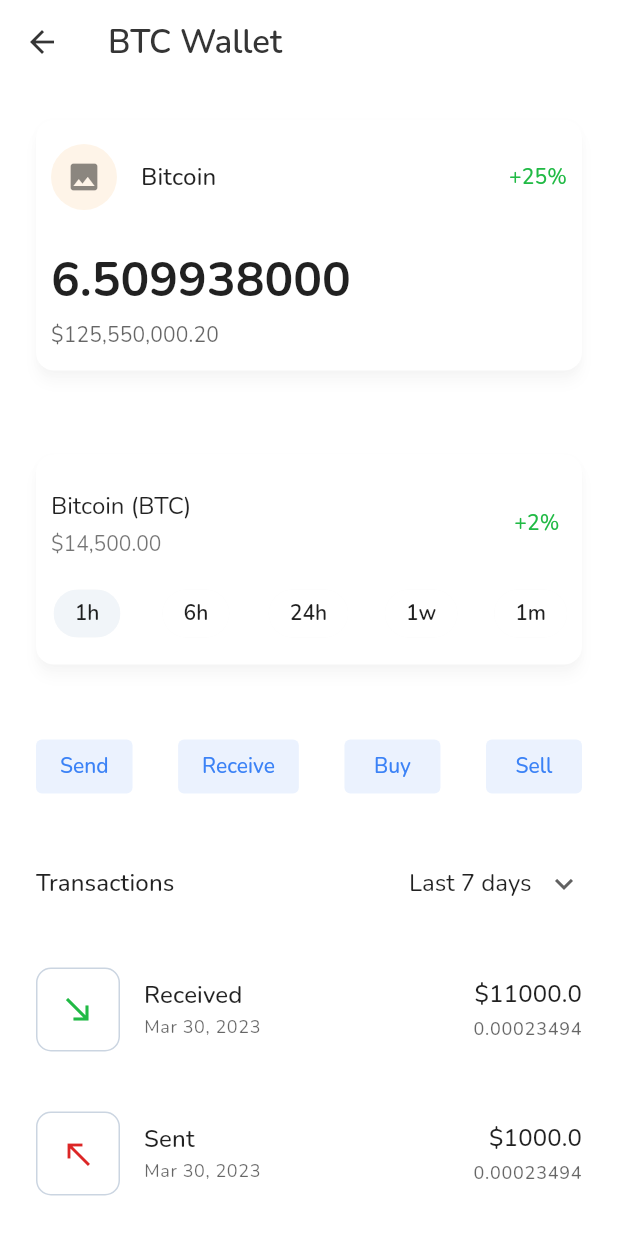
After one commit to onumengine/coinswapr, a Flutter app: the HomePage screen opened by its route, after a tap on "Bitcoin", on a phone screen of 412 x 824 dp. The commit adds this screen. Run offline on Flutter 3.47's test engine with Material 2 defaults, Android fonts, the phone set to English and light mode, and no system bars; our stand-ins replace equatable, get_it, google_fonts, otp_text_field, shared_preferences, transparent_image; accounts and stored records are empty; network calls fail.

Commit message:
build coin wallet page with chart placeholder

```diff
--- a/lib/core/navigation/routemap.dart
+++ b/lib/core/navigation/routemap.dart
@@ -2,6 +2,7 @@ import 'package:coinswapr/core/navigation/routenames.dart';
 import 'package:coinswapr/service_locator.dart';
 import 'package:coinswapr/services/notification_settings.dart';
 import 'package:coinswapr/viewmodels/notif_settings_vm.dart';
+import 'package:coinswapr/views/pages/coin_wallet.dart';
 import 'package:coinswapr/views/pages/confirm_otp.dart';
 import 'package:coinswapr/views/pages/get_started.dart';
 import 'package:coinswapr/views/pages/home.dart';
@@ -26,4 +27,5 @@ Map<String, WidgetBuilder> routeMap = {
         ),
         child: const NotificationSettings(),
       ),
+  RouteNames.coinWallet: (_) => const CoinWallet()
 };
--- a/lib/core/navigation/routenames.dart
+++ b/lib/core/navigation/routenames.dart
@@ -6,4 +6,5 @@ class RouteNames {
   static const home = "home";
   static const notifications = "notifications";
   static const notificationSettings = "notification-settings";
+  static const coinWallet = "coin-wallet";
 }
--- /dev/null
+++ b/lib/core/temp/transactions.dart
@@ -0,0 +1,70 @@
+import 'package:coinswapr/models/transaction.dart';
+
+List<Transaction> transactions = [
+  Transaction(
+    title: 'Received',
+    timestamp: DateTime(2023, 3, 30),
+    fiatAmount: 11000,
+    cryptoAmount: 0.00023494,
+    fiatSymbol: '\$',
+    cryptoSymbol: 'btc',
+    fiatCurrency: 'USD',
+    cryptoCurrency: 'Bitcoin',
+    type: TransactionType.inflow,
+  ),
+  Transaction(
+    title: 'Sent',
+    timestamp: DateTime(2023, 3, 30),
+    fiatAmount: 1000,
+    cryptoAmount: 0.00023494,
+    fiatSymbol: '\$',
+    cryptoSymbol: 'btc',
+    fiatCurrency: 'USD',
+    cryptoCurrency: 'Bitcoin',
+    type: TransactionType.outflow,
+  ),
+  Transaction(
+    title: 'Received',
+    timestamp: DateTime(2023, 3, 30),
+    fiatAmount: 11000,
+    cryptoAmount: 0.00023494,
+    fiatSymbol: '\$',
+    cryptoSymbol: 'btc',
+    fiatCurrency: 'USD',
+    cryptoCurrency: 'Bitcoin',
+    type: TransactionType.inflow,
+  ),
+  Transaction(
+    title: 'Sent',
+    timestamp: DateTime(2023, 3, 30),
+    fiatAmount: 1000,
+    cryptoAmount: 0.00023494,
+    fiatSymbol: '\$',
+    cryptoSymbol: 'btc',
+    fiatCurrency: 'USD',
+    cryptoCurrency: 'Bitcoin',
+    type: TransactionType.outflow,
+  ),
+  Transaction(
+    title: 'Received',
+    timestamp: DateTime(2023, 3, 30),
+    fiatAmount: 11000,
+    cryptoAmount: 0.00023494,
+    fiatSymbol: '\$',
+    cryptoSymbol: 'btc',
+    fiatCurrency: 'USD',
+    cryptoCurrency: 'Bitcoin',
+    type: TransactionType.inflow,
+  ),
+  Transaction(
+    title: 'Sent',
+    timestamp: DateTime(2023, 3, 30),
+    fiatAmount: 1000,
+    cryptoAmount: 0.00023494,
+    fiatSymbol: '\$',
+    cryptoSymbol: 'btc',
+    fiatCurrency: 'USD',
+    cryptoCurrency: 'Bitcoin',
+    type: TransactionType.outflow,
+  ),
+];
--- a/lib/core/theming/color_palette.dart
+++ b/lib/core/theming/color_palette.dart
@@ -35,4 +35,5 @@ class ColorPalette {
   static const blackText = Color(0xFF1E293B);
   static const cardShadow = Color(0x04000000);
   static const greenButtonSecondary = Color(0xFF009688);
+  static const greyTileIconBorder = Color(0xFFCBD5E1);
 }
--- /dev/null
+++ b/lib/core/utilities/globals.dart
@@ -0,0 +1,3 @@
+const double kCoinswaprPadding = 24;
+const double kPaddingTen = 10;
+const double kBorderRadiusTwelve = 12;
--- a/lib/main.dart
+++ b/lib/main.dart
@@ -3,6 +3,7 @@ import 'package:coinswapr/core/theming/color_palette.dart';
 import 'package:coinswapr/service_locator.dart';
 import 'package:coinswapr/views/pages/splash.dart';
 import 'package:flutter/material.dart';
+import 'package:google_fonts/google_fonts.dart';
 
 void main() {
   WidgetsFlutterBinding.ensureInitialized();
@@ -21,6 +22,18 @@ class MyApp extends StatelessWidget {
       theme: ThemeData(
         primarySwatch: Colors.blue,
         scaffoldBackgroundColor: ColorPalette.primaryWhite,
+        fontFamily: GoogleFonts.nunito().fontFamily,
+        textTheme: TextTheme(
+          caption: GoogleFonts.poppins(),
+        ),
+        appBarTheme: AppBarTheme(
+          titleTextStyle: TextStyle(
+            fontWeight: FontWeight.w600,
+            color: ColorPalette.appbarText,
+            fontSize: 22,
+            fontFamily: GoogleFonts.nunito().fontFamily,
+          ),
+        ),
       ),
       home: const SplashScreen(),
       routes: routeMap,
--- /dev/null
+++ b/lib/models/coin_symbol_route_arg.dart
@@ -0,0 +1,11 @@
+import 'package:equatable/equatable.dart';
+
+class CoinSymbolRouteArg extends Equatable {
+  final String name;
+  final String symbol;
+
+  const CoinSymbolRouteArg({ required this.name, required this.symbol });
+
+  @override
+  List<Object?> get props => [name, symbol];
+}
--- /dev/null
+++ b/lib/models/transaction.dart
@@ -0,0 +1,39 @@
+import 'package:equatable/equatable.dart';
+
+enum TransactionType {
+  inflow,
+  outflow,
+}
+
+class Transaction extends Equatable {
+  final String title;
+  final DateTime timestamp;
+  final double fiatAmount;
+  final double cryptoAmount;
+  final String fiatSymbol;
+  final String cryptoSymbol;
+  final String fiatCurrency;
+  final String cryptoCurrency;
+  final TransactionType type;
+
+  const Transaction({
+    required this.title,
+    required this.timestamp,
+    required this.fiatAmount,
+    required this.cryptoAmount,
+    required this.fiatSymbol,
+    required this.cryptoSymbol,
+    required this.fiatCurrency,
+    required this.cryptoCurrency,
+    required this.type,
+  });
+
+  @override
+  List<Object?> get props => [
+        title,
+        timestamp,
+        fiatAmount,
+        cryptoAmount,
+        type,
+      ];
+}
--- a/lib/views/components/portfolio.dart
+++ b/lib/views/components/portfolio.dart
@@ -1,5 +1,7 @@
+import 'package:coinswapr/core/navigation/routenames.dart';
 import 'package:coinswapr/core/temp/coins.dart';
 import 'package:coinswapr/core/theming/color_palette.dart';
+import 'package:coinswapr/models/coin_symbol_route_arg.dart';
 import 'package:coinswapr/views/molecules/coin_listtile.dart';
 import 'package:coinswapr/views/molecules/portfolio_summary.dart';
 import 'package:flutter/material.dart';
@@ -14,7 +16,9 @@ class Portfolio extends StatefulWidget {
 class _PortfolioState extends State<Portfolio> {
   void _showSnackbar(String message) {
     ScaffoldMessenger.of(context).showSnackBar(
-      SnackBar(content: Text(message),),
+      SnackBar(
+        content: Text(message),
+      ),
     );
   }
 
@@ -22,8 +26,11 @@ class _PortfolioState extends State<Portfolio> {
     _showSnackbar("Adding new wallet");
   }
 
-  void selectCoin(String symbol) {
-    _showSnackbar("Selected ${symbol.toUpperCase()}");
+  void selectCoin(String symbol, String name) {
+    Navigator.of(context).pushNamed(
+      RouteNames.coinWallet,
+      arguments: CoinSymbolRouteArg(name: name, symbol: symbol),
+    );
   }
 
   @override
@@ -52,9 +59,7 @@ class _PortfolioState extends State<Portfolio> {
               child: const Chip(
                 label: Text(
                   "Add New Wallet",
-                  style: TextStyle(
-                    color: ColorPalette.chipForeground
-                  ),
+                  style: TextStyle(color: ColorPalette.chipForeground),
                 ),
                 avatar: Icon(
                   Icons.add,
@@ -68,13 +73,10 @@ class _PortfolioState extends State<Portfolio> {
         ),
         ...(coins.map(
           (coin) => Padding(
-            key: UniqueKey(),
-            padding: const EdgeInsets.only(top: 20),
-            child: CoinListTile(
-              onClick: () => selectCoin(coin.symbol),
-              coin: coin
-            )
-          ),
+              key: UniqueKey(),
+              padding: const EdgeInsets.only(top: 20),
+              child: CoinListTile(
+                  onClick: () => selectCoin(coin.symbol, coin.name), coin: coin)),
         )),
       ],
     );
--- a/lib/views/components/wallet.dart
+++ b/lib/views/components/wallet.dart
@@ -1,6 +1,8 @@
+import 'package:coinswapr/core/navigation/routenames.dart';
 import 'package:coinswapr/core/temp/coins.dart';
 import 'package:coinswapr/core/theming/color_palette.dart';
 import 'package:coinswapr/models/coin.dart';
+import 'package:coinswapr/models/coin_symbol_route_arg.dart';
 import 'package:coinswapr/views/molecules/coin_listtile.dart';
 import 'package:flutter/material.dart';
 
@@ -15,14 +17,6 @@ class _WalletState extends State<Wallet> {
   final TextEditingController searchQuery = TextEditingController();
   List<Coin> shallowCopy = List.from(coins);
 
-  void _showSnackbar(String message) {
-    ScaffoldMessenger.of(context).showSnackBar(
-      SnackBar(
-        content: Text(message),
-      ),
-    );
-  }
-
   void onChangeSearchQuery(String query) {
     List<Coin> results = coins
         .where((element) =>
@@ -34,8 +28,11 @@ class _WalletState extends State<Wallet> {
     });
   }
 
-  void selectCoin(String symbol) {
-    _showSnackbar("You selected ${symbol.toUpperCase()}");
+  void selectCoin(String symbol, String name) {
+    Navigator.of(context).pushNamed(
+      RouteNames.coinWallet,
+      arguments: CoinSymbolRouteArg(symbol: symbol, name: name),
+    );
   }
 
   @override
@@ -105,7 +102,7 @@ class _WalletState extends State<Wallet> {
             key: UniqueKey(),
             padding: const EdgeInsets.only(top: 24),
             child: CoinListTile(
-              onClick: () => selectCoin(coin.symbol),
+              onClick: () => selectCoin(coin.symbol, coin.name),
               coin: coin,
             ),
           ),
--- /dev/null
+++ b/lib/views/molecules/transaction_tile.dart
@@ -0,0 +1,75 @@
+import 'package:coinswapr/core/theming/color_palette.dart';
+import 'package:coinswapr/core/utilities/format_date.dart';
+import 'package:coinswapr/models/transaction.dart';
+import 'package:flutter/material.dart';
+
+class TransactionTile extends StatelessWidget {
+  final Transaction txn;
+  final TextStyle titleStyle = const TextStyle(
+    fontSize: 16,
+    fontWeight: FontWeight.w500,
+    letterSpacing: .1,
+    color: ColorPalette.tileTitleText,
+  );
+  final TextStyle subtitleStyle = const TextStyle(
+    fontSize: 12,
+    letterSpacing: .4,
+    color: ColorPalette.tileSubtitleText,
+  );
+
+  const TransactionTile({
+    Key? key,
+    required this.txn,
+  }) : super(key: key);
+
+  @override
+  Widget build(BuildContext context) {
+    return ListTile(
+      contentPadding: EdgeInsets.zero,
+      leading: Container(
+        padding: const EdgeInsets.all(15),
+        decoration: BoxDecoration(
+          border: Border.all(color: ColorPalette.greyTileIconBorder),
+          borderRadius: BorderRadius.circular(10),
+        ),
+        child: txn.type == TransactionType.inflow
+            ? const Icon(
+                Icons.south_east,
+                color: ColorPalette.greenIcon,
+              )
+            : const Icon(
+                Icons.north_west,
+                color: ColorPalette.redIcon,
+              ),
+      ),
+      title: Text(
+        txn.title,
+        style: titleStyle,
+      ),
+      subtitle: Text(
+        formatDate(txn.timestamp),
+        style: subtitleStyle,
+      ),
+      trailing: Column(
+        crossAxisAlignment: CrossAxisAlignment.end,
+        mainAxisAlignment: MainAxisAlignment.center,
+        children: [
+          Text(
+            '${txn.fiatSymbol}${txn.fiatAmount}',
+            style: titleStyle,
+          ),
+          const SizedBox(height: 4),
+          Text(
+            '${txn.cryptoAmount}',
+            style: const TextStyle(
+              fontSize: 12,
+              fontWeight: FontWeight.w500,
+              letterSpacing: .5,
+              color: ColorPalette.tileSubtitleText,
+            ),
+          ),
+        ],
+      ),
+    );
+  }
+}
--- /dev/null
+++ b/lib/views/pages/coin_wallet.dart
@@ -0,0 +1,322 @@
+import 'package:coinswapr/core/temp/transactions.dart';
+import 'package:coinswapr/core/theming/color_palette.dart';
+import 'package:coinswapr/core/utilities/globals.dart';
+import 'package:coinswapr/core/utilities/show_snackbar.dart';
+import 'package:coinswapr/models/coin_symbol_route_arg.dart';
+import 'package:coinswapr/views/molecules/transaction_tile.dart';
+import 'package:flutter/material.dart';
+import 'package:transparent_image/transparent_image.dart';
+
+class CoinWallet extends StatefulWidget {
+  const CoinWallet({Key? key}) : super(key: key);
+
+  @override
+  State<CoinWallet> createState() => _CoinWalletState();
+}
+
+class _CoinWalletState extends State<CoinWallet> {
+  late String _coinSymbol, _coinName;
+  final TextStyle _positiveChangeText = const TextStyle(
+    fontWeight: FontWeight.w500,
+    letterSpacing: 0.1,
+    color: ColorPalette.greenIcon,
+  );
+  final List<String> _intervals = ['1h', '6h', '24h', '1w', '1m'];
+  late String _selectedInterval;
+  int _selectedTransactionRange = 7;
+
+  void changeInterval(String interval) {
+    setState(() {
+      _selectedInterval = interval;
+    });
+  }
+
+  void _changeTransactionRange(int? value) {
+    if (value is int) {
+      setState(() {
+        _selectedTransactionRange = value;
+      });
+    }
+  }
+
+  @override
+  void initState() {
+    super.initState();
+    _selectedInterval = _intervals[0];
+  }
+
+  @override
+  void didChangeDependencies() {
+    super.didChangeDependencies();
+    final CoinSymbolRouteArg args =
+        ModalRoute.of(context)?.settings.arguments as CoinSymbolRouteArg;
+    _coinSymbol = args.symbol;
+    _coinName = args.name;
+  }
+
+  @override
+  Widget build(BuildContext context) {
+    return Scaffold(
+      appBar: AppBar(
+        backgroundColor: ColorPalette.primaryWhite,
+        foregroundColor: ColorPalette.appbarText,
+        elevation: 0,
+        title: Text("${(_coinSymbol ?? "").toUpperCase()} Wallet"),
+      ),
+      body: ListView(
+        padding: const EdgeInsets.all(kCoinswaprPadding),
+        children: [
+          Container(
+            padding: const EdgeInsets.all(kPaddingTen),
+            decoration: BoxDecoration(
+              color: ColorPalette.primaryWhite,
+              borderRadius: BorderRadius.circular(kBorderRadiusTwelve),
+              boxShadow: const [
+                BoxShadow(
+                  color: Color(0x04000000),
+                  offset: Offset(0, 1.85),
+                  blurRadius: 3.15,
+                  spreadRadius: 0,
+                ),
+                BoxShadow(
+                  color: Color(0x07000000),
+                  offset: Offset(0, 8.15),
+                  blurRadius: 6.52,
+                  spreadRadius: 0,
+                ),
+              ],
+            ),
+            child: Column(
+              children: [
+                ListTile(
+                  contentPadding: EdgeInsets.zero,
+                  leading: Container(
+                    padding: const EdgeInsets.all(kPaddingTen),
+                    decoration: const BoxDecoration(
+                      shape: BoxShape.circle,
+                      color: Color(0x1AF7931A),
+                    ),
+                    child: FadeInImage.memoryNetwork(
+                      placeholder: kTransparentImage,
+                      image:
+                          "https://roqqu.com/static/media/tokens/$_coinSymbol.png",
+                      imageErrorBuilder: (_, obj, stacktrace) =>
+                          const Icon(Icons.image),
+                    ),
+                  ),
+                  title: Text(
+                    _coinName,
+                    style: const TextStyle(
+                      fontSize: 16,
+                      fontWeight: FontWeight.w500,
+                      letterSpacing: 0.1,
+                      color: Color(0xDE000000),
+                    ),
+                  ),
+                  trailing: Text(
+                    '+25%',
+                    style: _positiveChangeText,
+                  ),
+                ),
+                const SizedBox(
+                  height: 15,
+                ),
+                const ListTile(
+                  contentPadding: EdgeInsets.zero,
+                  title: Padding(
+                    padding: EdgeInsets.only(bottom: 5),
+                    child: Text(
+                      '6.509938000',
+                      style: TextStyle(
+                        fontSize: 32,
+                        fontWeight: FontWeight.w700,
+                        color: Color(0xDE000000),
+                      ),
+                    ),
+                  ),
+                  subtitle: Text(
+                    '\$125,550,000.20',
+                    style: TextStyle(
+                      letterSpacing: .1,
+                      color: Color(0x99000000),
+                    ),
+                  ),
+                ),
+              ],
+            ),
+          ),
+          const SizedBox(
+            height: 56,
+          ),
+          Container(
+            padding: const EdgeInsets.all(kPaddingTen),
+            decoration: BoxDecoration(
+              color: ColorPalette.primaryWhite,
+              borderRadius: BorderRadius.circular(kBorderRadiusTwelve),
+              boxShadow: const [
+                BoxShadow(
+                  color: Color(0x04000000),
+                  offset: Offset(0, 1.85),
+                  blurRadius: 3.15,
+                  spreadRadius: 0,
+                ),
+                BoxShadow(
+                  color: Color(0x07000000),
+                  offset: Offset(0, 8.15),
+                  blurRadius: 6.52,
+                  spreadRadius: 0,
+                ),
+              ],
+            ),
+            child: Column(
+              children: [
+                ListTile(
+                  contentPadding: const EdgeInsets.only(right: 5),
+                  title: Padding(
+                    padding: const EdgeInsets.only(bottom: 5),
+                    child: Text("$_coinName (${_coinSymbol.toUpperCase()})"),
+                  ),
+                  subtitle: const Text(
+                    '\$14,500.00',
+                    style: TextStyle(),
+                  ),
+                  trailing: Text(
+                    '+2%',
+                    style: _positiveChangeText,
+                  ),
+                ),
+                Row(
+                  mainAxisAlignment: MainAxisAlignment.spaceBetween,
+                  children: _intervals
+                      .map(
+                        (interval) => GestureDetector(
+                          onTap: () {
+                            changeInterval(interval);
+                          },
+                          child: Chip(
+                            label: Text(
+                              interval,
+                            ),
+                            labelStyle: const TextStyle(
+                              fontWeight: FontWeight.w600,
+                            ),
+                            labelPadding: const EdgeInsets.symmetric(
+                                vertical: 0, horizontal: kPaddingTen),
+                            backgroundColor: (_selectedInterval == interval)
+                                ? ColorPalette.chipBG
+                                : ColorPalette.primaryWhite,
+                          ),
+                        ),
+                      )
+                      .toList(),
+                ),
+              ],
+            ),
+          ),
+          const SizedBox(height: 44),
+          Row(
+            mainAxisAlignment: MainAxisAlignment.spaceBetween,
+            children: [
+              ElevatedButton(
+                onPressed: () {
+                  showSnackbar("Sending ${_coinSymbol.toUpperCase()}", context);
+                },
+                style: ElevatedButton.styleFrom(
+                  backgroundColor:
+                      ColorPalette.primaryBlueLight.withOpacity(.1),
+                  foregroundColor: ColorPalette.primaryBlueLight,
+                  elevation: 0,
+                ),
+                child: const Text("Send"),
+              ),
+              ElevatedButton(
+                onPressed: () {
+                  showSnackbar(
+                      "Receiving ${_coinSymbol.toUpperCase()}", context);
+                },
+                style: ElevatedButton.styleFrom(
+                  backgroundColor:
+                      ColorPalette.primaryBlueLight.withOpacity(.1),
+                  foregroundColor: ColorPalette.primaryBlueLight,
+                  elevation: 0,
+                ),
+                child: const Text("Receive"),
+              ),
+              ElevatedButton(
+                onPressed: () {
+                  showSnackbar("Buying ${_coinSymbol.toUpperCase()}", context);
+                },
+                style: ElevatedButton.styleFrom(
+                  backgroundColor:
+                      ColorPalette.primaryBlueLight.withOpacity(.1),
+                  foregroundColor: ColorPalette.primaryBlueLight,
+                  elevation: 0,
+                ),
+                child: const Text("Buy"),
+              ),
+              ElevatedButton(
+                onPressed: () {
+                  showSnackbar("Selling ${_coinSymbol.toUpperCase()}", context);
+                },
+                style: ElevatedButton.styleFrom(
+                  backgroundColor:
+                      ColorPalette.primaryBlueLight.withOpacity(.1),
+                  foregroundColor: ColorPalette.primaryBlueLight,
+                  elevation: 0,
+                ),
+                child: const Text("Sell"),
+              ),
+            ],
+          ),
+          const SizedBox(
+            height: 30,
+          ),
+          Row(
+            mainAxisAlignment: MainAxisAlignment.spaceBetween,
+            children: [
+              const Text(
+                'Transactions',
+                style: TextStyle(
+                  fontSize: 16,
+                  fontWeight: FontWeight.w500,
+                  letterSpacing: .1,
+                ),
+              ),
+              DropdownButton<int>(
+                value: _selectedTransactionRange,
+                items: const [
+                  DropdownMenuItem<int>(
+                    value: 1,
+                    child: Text("Today"),
+                  ),
+                  DropdownMenuItem<int>(
+                    value: 7,
+                    child: Text("Last 7 days"),
+                  ),
+                  DropdownMenuItem<int>(
+                    value: 30,
+                    child: Text("Last 30 days"),
+                  ),
+                  DropdownMenuItem<int>(
+                    value: 70,
+                    child: Text("All time"),
+                  ),
+                ],
+                onChanged: _changeTransactionRange,
+                icon: const Icon(Icons.keyboard_arrow_down),
+                underline: const SizedBox.shrink(),
+              )
+            ],
+          ),
+          const SizedBox(height: kCoinswaprPadding),
+          ...transactions.map(
+            (txn) => Padding(
+              padding: const EdgeInsets.only(bottom: kCoinswaprPadding),
+              child: TransactionTile(txn: txn),
+            ),
+          ),
+        ],
+      ),
+    );
+  }
+}
--- a/pubspec.yaml
+++ b/pubspec.yaml
@@ -45,6 +45,10 @@ dependencies:
   adaptive_theme: ^3.2.0
   flutter_cache_manager: ^3.3.0
   provider: ^6.0.5
+  http: ^0.13.5
+  web_socket_channel: ^2.3.0
+  fl_chart: ^0.61.0
+  google_fonts: ^4.0.3
 
 dev_dependencies:
   flutter_test:
```
Also changed, not shown: pubspec.lock.
